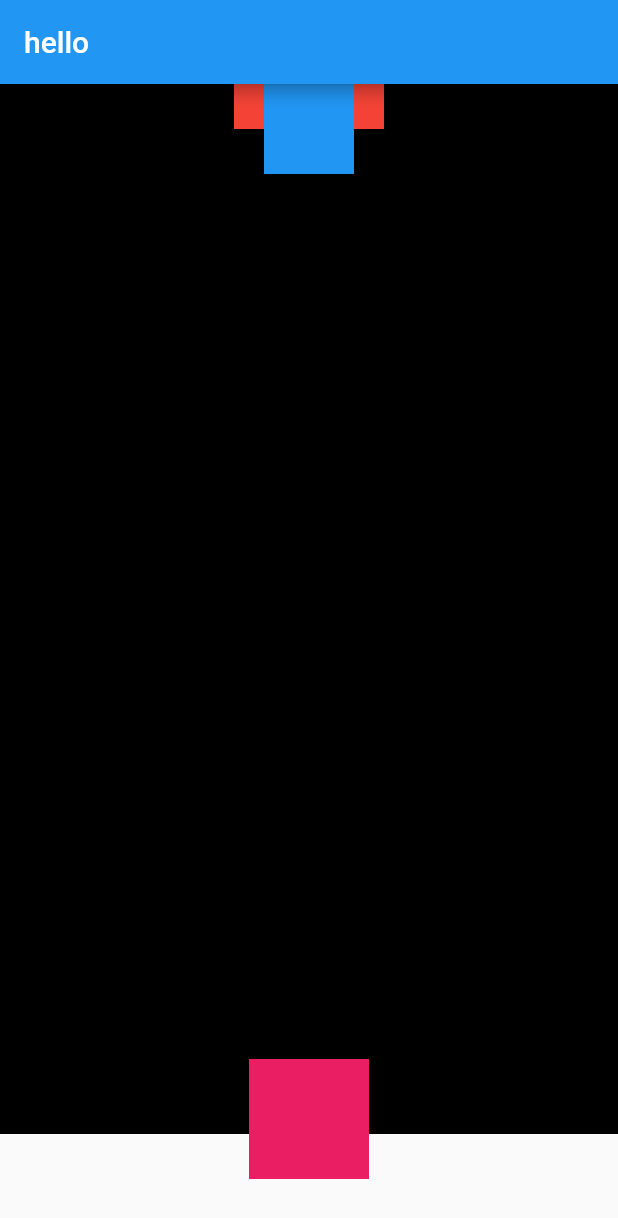
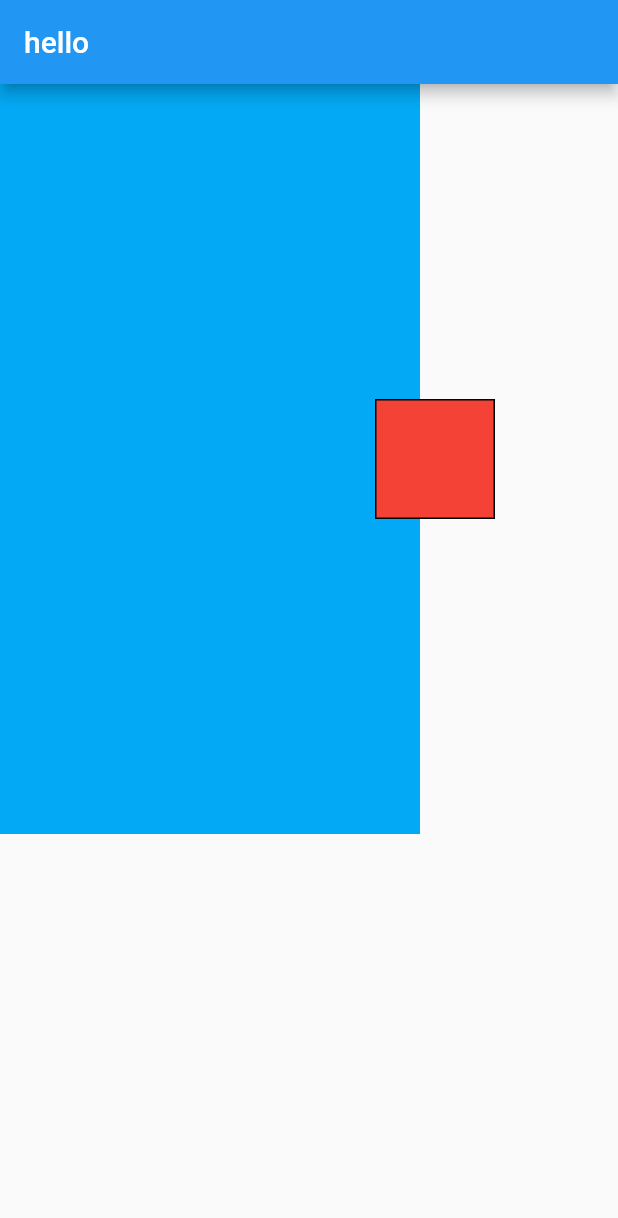
Before and after one commit to jinjilynn/flutter_tour, a Flutter app: the screen it shows after launch, on a phone screen of 412 x 824 dp. Shown: the top 1218 px of the screen. Run offline on Flutter 3.47's test engine with Material 2 defaults, Android fonts, the phone set to English and light mode, and no system bars.

Commit message:
add align.dart

```diff
--- /dev/null
+++ b/lib/align.dart
@@ -0,0 +1,31 @@
+import 'package:flutter/material.dart';
+
+class AlignDemo extends StatelessWidget {
+  const AlignDemo({Key key}) : super(key: key);
+
+  @override
+  Widget build(BuildContext context) {
+    // return Align(
+    //         heightFactor: 3,
+    //         alignment: Alignment(1,0),
+    //         child: Container(
+    //             width: 80,
+    //             height: 80,
+    //             decoration: BoxDecoration(
+    //                 color: Colors.red,
+    //                 border: Border.all(color: Colors.black))));
+    return Container(
+        width: 280,
+        height: 500,
+        color: Colors.lightBlue,
+        child: Align(
+            heightFactor: 3,
+            alignment: Alignment(1.5,0),
+            child: Container(
+                width: 80,
+                height: 80,
+                decoration: BoxDecoration(
+                    color: Colors.red,
+                    border: Border.all(color: Colors.black)))));
+  }
+}
--- a/lib/main.dart
+++ b/lib/main.dart
@@ -1,5 +1,6 @@
 import 'package:flutter/material.dart';
-import 'package:flutter_demo/stack.dart';
+import 'package:flutter_demo/align.dart';
+// import 'package:flutter_demo/stack.dart';
 // import 'package:flutter_demo/column.dart';
 // import 'package:flutter_demo/flex.dart';
 // import 'package:flutter_demo/wrap.dart';
@@ -20,7 +21,7 @@ class MyApp extends StatelessWidget {
   Widget build(BuildContext context) {
     return MaterialApp(
       home:
-          Scaffold(appBar: AppBar(title: Text('hello')), body: StackDemo()),
+          Scaffold(appBar: AppBar(title: Text('hello')), body: AlignDemo()),
       // theme: ThemeData(primarySwatch: Colors.lightBlue)
     );
   }
```
Also changed, not shown: 1 other file.
